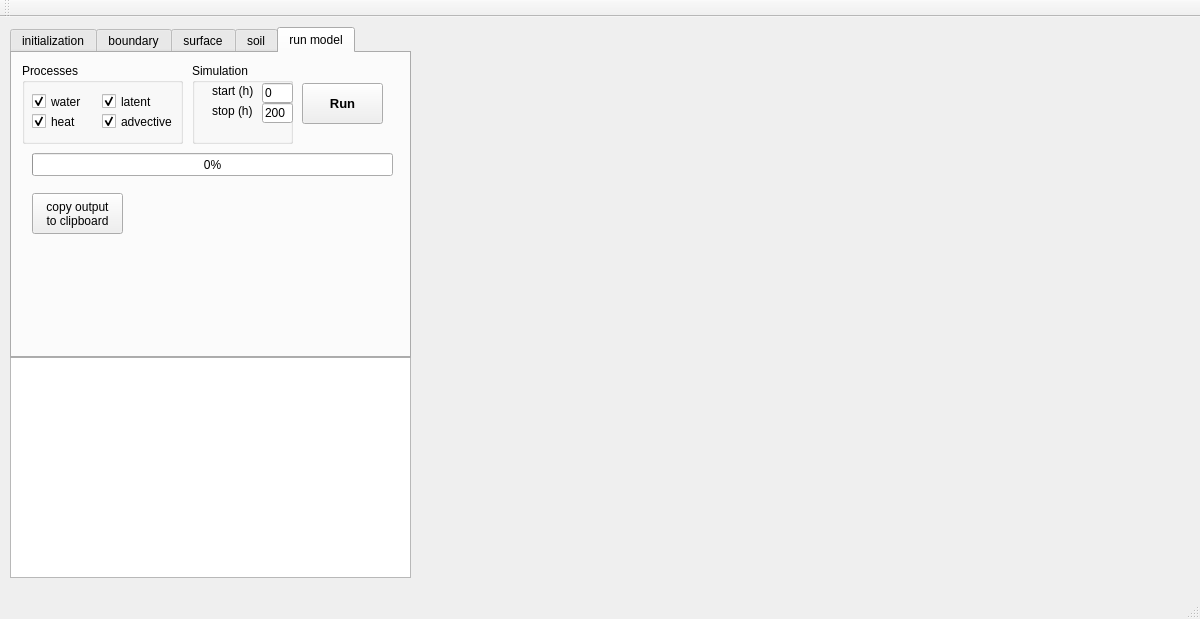
ARPA-SIMC/CRITERIA1D, file bin/HEAT1D/mainwindow.ui: the form before one commit.
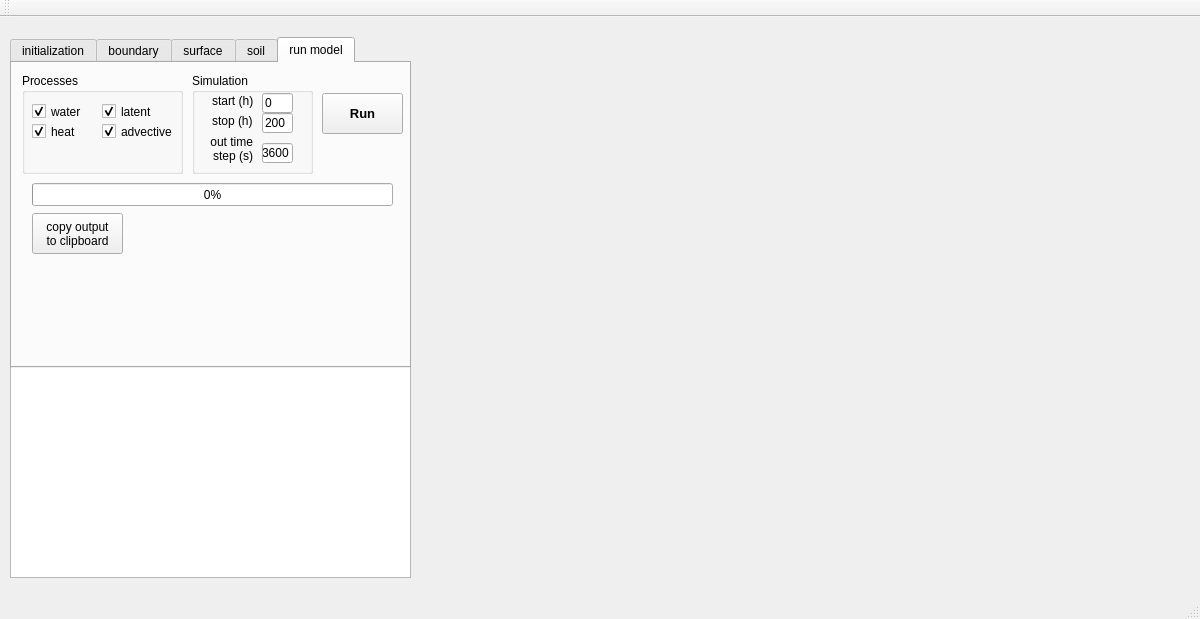
The form after the commit. The open tabs and pages were chosen to show the change.

What changed in the file:
```diff
--- a/bin/HEAT1D/mainwindow.ui
+++ b/bin/HEAT1D/mainwindow.ui
@@ -34,12 +34,15 @@
       <height>221</height>
      </rect>
     </property>
+    <property name="sizeAdjustPolicy">
+     <enum>QAbstractScrollArea::AdjustToContents</enum>
+    </property>
    </widget>
    <widget class="QTabWidget" name="tabWidget">
     <property name="geometry">
      <rect>
       <x>10</x>
-      <y>10</y>
+      <y>20</y>
       <width>401</width>
       <height>331</height>
      </rect>
@@ -936,7 +939,7 @@
         <x>10</x>
         <y>10</y>
         <width>161</width>
-        <height>81</height>
+        <height>101</height>
        </rect>
       </property>
       <property name="title">
@@ -1024,8 +1027,8 @@
        <rect>
         <x>180</x>
         <y>10</y>
-        <width>101</width>
-        <height>81</height>
+        <width>121</width>
+        <height>101</height>
        </rect>
       </property>
       <property name="title">
@@ -1083,11 +1086,43 @@
         <string>200</string>
        </property>
       </widget>
+      <widget class="QLineEdit" name="lineEditTimeStep">
+       <property name="geometry">
+        <rect>
+         <x>70</x>
+         <y>70</y>
+         <width>31</width>
+         <height>20</height>
+        </rect>
+       </property>
+       <property name="text">
+        <string>3600</string>
+       </property>
+      </widget>
+      <widget class="QLabel" name="label_15">
+       <property name="geometry">
+        <rect>
+         <x>0</x>
+         <y>60</y>
+         <width>61</width>
+         <height>31</height>
+        </rect>
+       </property>
+       <property name="text">
+        <string>out time step (s)</string>
+       </property>
+       <property name="alignment">
+        <set>Qt::AlignRight|Qt::AlignTrailing|Qt::AlignVCenter</set>
+       </property>
+       <property name="wordWrap">
+        <bool>true</bool>
+       </property>
+      </widget>
      </widget>
      <widget class="QPushButton" name="pushRunAllPeriod">
       <property name="geometry">
        <rect>
-        <x>290</x>
+        <x>310</x>
         <y>30</y>
         <width>81</width>
         <height>41</height>
@@ -1108,7 +1143,7 @@
       <property name="geometry">
        <rect>
         <x>20</x>
-        <y>100</y>
+        <y>120</y>
         <width>361</width>
         <height>23</height>
        </rect>
@@ -1141,7 +1176,7 @@
       <property name="geometry">
        <rect>
         <x>20</x>
-        <y>140</y>
+        <y>150</y>
         <width>91</width>
         <height>41</height>
        </rect>
```
Left out of the diff: 2 changed lines with no effect on the pictures.
